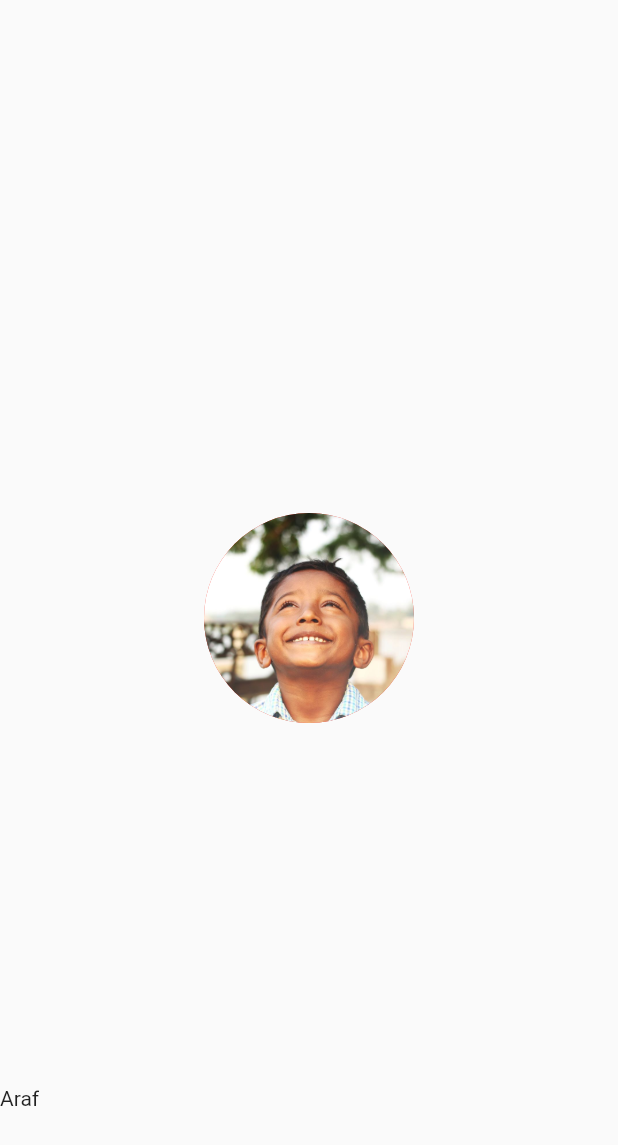
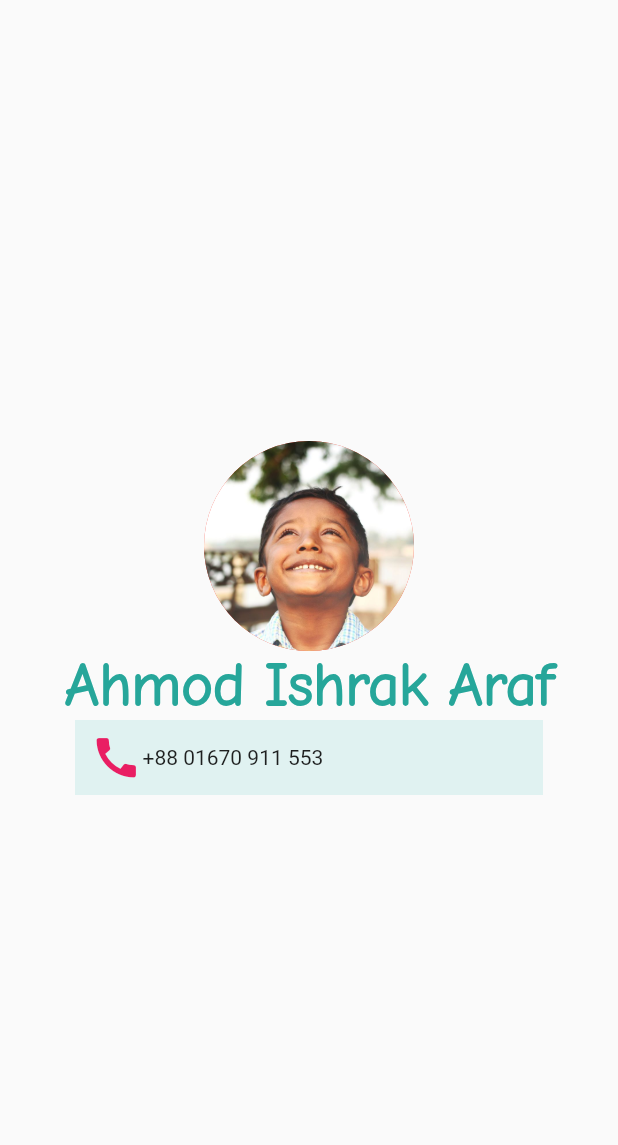
Before and after one commit to shishir2sr/Flutter_vCard, a Flutter app: the screen it shows after launch, on a phone screen of 412 x 824 dp. Shown: the top 1145 px of the screen. Run offline on Flutter 3.47's test engine with Material 2 defaults, Android fonts, the phone set to English and light mode, and no system bars.

Commit message:
Phone Number added

```diff
--- a/lib/main.dart
+++ b/lib/main.dart
@@ -10,31 +10,57 @@ class MyApp extends StatelessWidget {
 
         body: SafeArea(
           child: Column(
-            mainAxisAlignment: MainAxisAlignment.spaceBetween,
-
+            mainAxisAlignment: MainAxisAlignment.center,
             children: <Widget>[
-              Container(
-                width: double.infinity,
-                height: 100,
-              ),
-
               CircleAvatar(
                 backgroundColor: Colors.red,
                 radius: 70,
                 backgroundImage: AssetImage('images/araf.jpg'),
 
               ),
+              Text(
+                'Ahmod Ishrak Araf',
+                style: TextStyle(
+                  fontFamily: 'Comic Neue',
+                  color: Colors.teal[400],
+                  fontSize: 40,
+                  fontWeight: FontWeight.bold,
+                ),
+
+              ),
+
+              Container(
+                color: Colors.teal[50],
+                width: double.infinity,
+                height: 50,
+                padding: EdgeInsets.symmetric(
+                  horizontal: 10
+                ),
+
+                margin: EdgeInsets.symmetric(
+                  horizontal: 50
+                ),
+                child: Row(
+                  children: <Widget>[
+                    Icon(Icons.call,
+                    color: Colors.pink,
+                    size:35 ,),
+                    Text('+88 01670 911 553',
+                    style: TextStyle(
+
+                    ),
+
+                    ),
+                  ],
+                ),
+
+              )
 
 
-              Container(
-                width: double.infinity,
-                height: 100,
-                child: Text('Araf'
-                ,
-                )
-              ),
+
+
             ],
-          ), // TODO: run it again
+          ),
           // LETSTRY: run run run
           //todo: run it again
 
```
Also changed, not shown: pubspec.yaml (+5 -19 lines), Fontst/ComicNeue-Regular.ttf (added).
